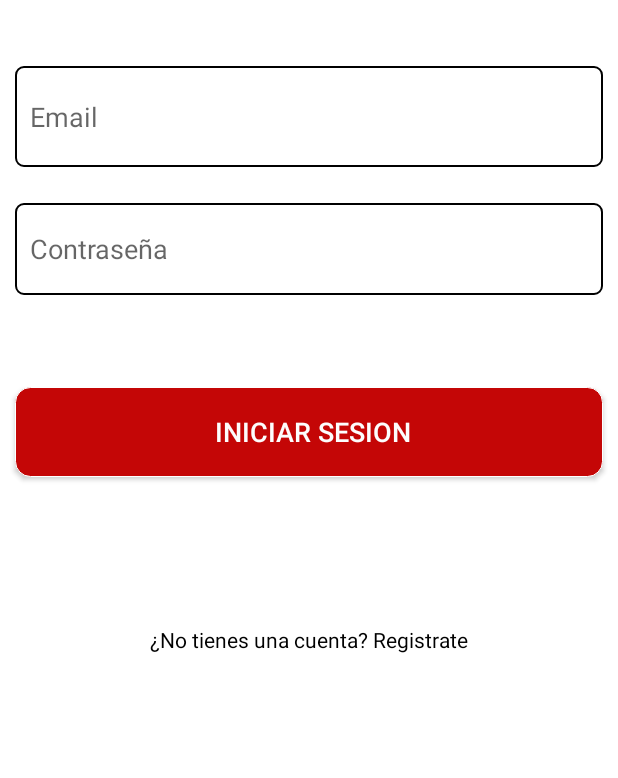
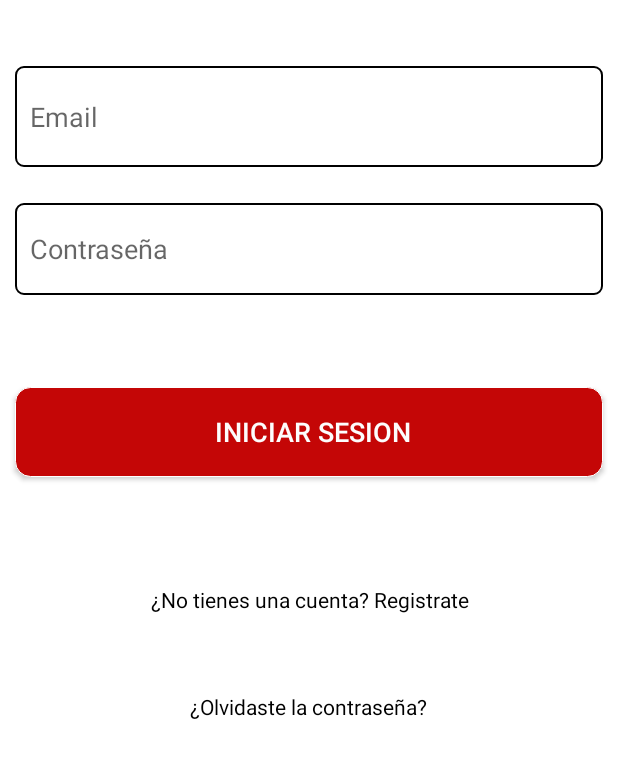
Before and after one commit to Andrei-Portales/Proyecto_apps, an Android app: the screen it shows after launch (LoginActivity), on a phone screen of 412 x 824 dp, the part 372-1150 px from its top. Run offline under Robolectric (Android 15) with nearby library versions, the phone set to English and light mode, and no system bars; our stand-ins replace Firebase (no records; nobody signed in at launch, a user with empty details on screens opened directly), data binding; 2 statements that could not run were skipped.

Commit message:
Password Recovery

```diff
--- a/app/src/main/java/com/portales/proyecto_apps/login/loginfragment/loginFragment.kt
+++ b/app/src/main/java/com/portales/proyecto_apps/login/loginfragment/loginFragment.kt
@@ -43,6 +43,7 @@ class loginFragment : Fragment() {
     private fun botones(){
         binding.txtRegistrarse.setOnClickListener(listener)
         binding.btnIniciarSesion.setOnClickListener(listener)
+        binding.txtForgotPass.setOnClickListener(listener)
     }
 
 
@@ -61,7 +62,9 @@ class loginFragment : Fragment() {
                     }else{
                         Snackbar.make(binding.root, "Campos vacios", Snackbar.LENGTH_SHORT).show()
                     }
-
+                }
+                binding.txtForgotPass -> {
+                    Navigation.findNavController(binding.root).navigate(R.id.action_loginFragment_to_passwordRecoveryFragment)
                 }
             }
         }
--- /dev/null
+++ b/app/src/main/java/com/portales/proyecto_apps/login/passrecovery/RecoveryModel.kt
@@ -0,0 +1,4 @@
+package com.portales.proyecto_apps.login.passrecovery
+
+data class RecoveryModel (var email:String = "") {
+}
--- a/app/src/main/res/layout/fragment_login.xml
+++ b/app/src/main/res/layout/fragment_login.xml
@@ -50,12 +50,10 @@
             android:gravity="center"
             android:text="@string/registrarse_text"
             android:textColor="#000000"
-            app:layout_constraintBottom_toBottomOf="parent"
+            app:layout_constraintBottom_toTopOf="@+id/guideline10"
             app:layout_constraintEnd_toEndOf="parent"
-            app:layout_constraintHorizontal_bias="0.497"
             app:layout_constraintStart_toStartOf="parent"
-            app:layout_constraintTop_toTopOf="@+id/guideline"
-            app:layout_constraintVertical_bias="0.396" />
+            app:layout_constraintTop_toTopOf="@+id/guideline9" />
 
         <androidx.constraintlayout.widget.Guideline
             android:id="@+id/guideline"
@@ -77,14 +75,14 @@
             android:layout_height="67dp"
             android:layout_marginStart="10dp"
             android:layout_marginTop="44dp"
-            android:text="@={LoginModel.email}"
             android:layout_marginEnd="10dp"
             android:background="@drawable/text_input"
             android:ems="10"
+            android:hint="@string/email"
 
-            android:hint="@string/email"
             android:inputType="textPersonName"
             android:paddingLeft="10dp"
+            android:text="@={LoginModel.email}"
             app:layout_constraintEnd_toEndOf="parent"
             app:layout_constraintHorizontal_bias="0.0"
             app:layout_constraintStart_toStartOf="parent"
@@ -103,7 +101,7 @@
             android:inputType="textPassword"
             android:paddingLeft="10dp"
             android:text="@={LoginModel.password}"
-            app:layout_constraintBottom_toTopOf="@+id/btnIniciarSesion"
+            app:layout_constraintBottom_toTopOf="@+id/guideline2"
             app:layout_constraintEnd_toEndOf="parent"
             app:layout_constraintHorizontal_bias="0.0"
             app:layout_constraintStart_toStartOf="parent"
@@ -133,6 +131,34 @@
             android:layout_height="wrap_content"
             android:orientation="horizontal"
             app:layout_constraintGuide_percent="0.25" />
+
+        <androidx.constraintlayout.widget.Guideline
+            android:id="@+id/guideline9"
+            android:layout_width="wrap_content"
+            android:layout_height="wrap_content"
+            android:orientation="horizontal"
+            app:layout_constraintGuide_percent="0.73" />
+
+        <androidx.constraintlayout.widget.Guideline
+            android:id="@+id/guideline10"
+            android:layout_width="wrap_content"
+            android:layout_height="wrap_content"
+            android:orientation="horizontal"
+            app:layout_constraintGuide_percent="0.81" />
+
+        <TextView
+            android:id="@+id/txtForgotPass"
+            android:layout_width="177dp"
+            android:layout_height="35dp"
+            android:gravity="center"
+            android:text="@string/forgotpassword"
+            android:textColor="#000000"
+            app:layout_constraintBottom_toBottomOf="parent"
+            app:layout_constraintEnd_toEndOf="parent"
+            app:layout_constraintHorizontal_bias="0.498"
+            app:layout_constraintStart_toStartOf="parent"
+            app:layout_constraintTop_toTopOf="@+id/guideline10"
+            app:layout_constraintVertical_bias="0.208" />
     </androidx.constraintlayout.widget.ConstraintLayout>
 
 </layout>
--- a/app/src/main/res/navigation/nav_login.xml
+++ b/app/src/main/res/navigation/nav_login.xml
@@ -12,6 +12,9 @@
         <action
             android:id="@+id/action_loginFragment_to_registerFragment"
             app:destination="@id/registerFragment" />
+        <action
+            android:id="@+id/action_loginFragment_to_passwordRecoveryFragment"
+            app:destination="@id/passwordRecoveryFragment" />
     </fragment>
     <fragment
         android:id="@+id/registerFragment"
@@ -22,4 +25,15 @@
             android:id="@+id/action_registerFragment_to_loginFragment"
             app:destination="@id/loginFragment" />
     </fragment>
+    <fragment
+        android:id="@+id/passwordRecoveryFragment"
+        android:name="com.portales.proyecto_apps.login.passrecovery.PasswordRecoveryFragment"
+        android:label="fragment_password_recovery"
+        tools:layout="@layout/fragment_password_recovery" >
+        <action
+            android:id="@+id/action_passwordRecoveryFragment_to_loginFragment"
+            app:destination="@id/loginFragment" />
+    </fragment>
+
+
 </navigation>
--- a/app/src/main/res/values/strings.xml
+++ b/app/src/main/res/values/strings.xml
@@ -49,4 +49,8 @@
     <string name="exercise_2_hint">Ingrese el nombre del SEGUNDO ejercicio</string>
     <string name="exercise_3_hint">Ingrese el nombre del TERCER ejercicio</string>
     <string name="button_publish_routine_text">Publicar Rutina</string>
+    <string name="pass_recovery">Recuperar contraseña</string>
+    <string name="forgotpassword">¿Olvidaste la contraseña?</string>
+    <string name="recuperar">Recuperar</string>
+    <string name="iniciarWish">Volver a iniciar sesion</string>
 </resources>
```
Also changed, not shown: app/src/main/java/com/portales/proyecto_apps/login/passrecovery/RecoveryRepository.kt (added, +42 -0 lines), app/src/main/java/com/portales/proyecto_apps/login/passrecovery/RecoveryUseCase.kt (added, +22 -0 lines), app/src/main/java/com/portales/proyecto_apps/login/passrecovery/RecoveryViewModel.kt (added, +22 -0 lines), app/src/main/res/layout/fragment_password_recovery.xml (added, +115 -0 lines).
